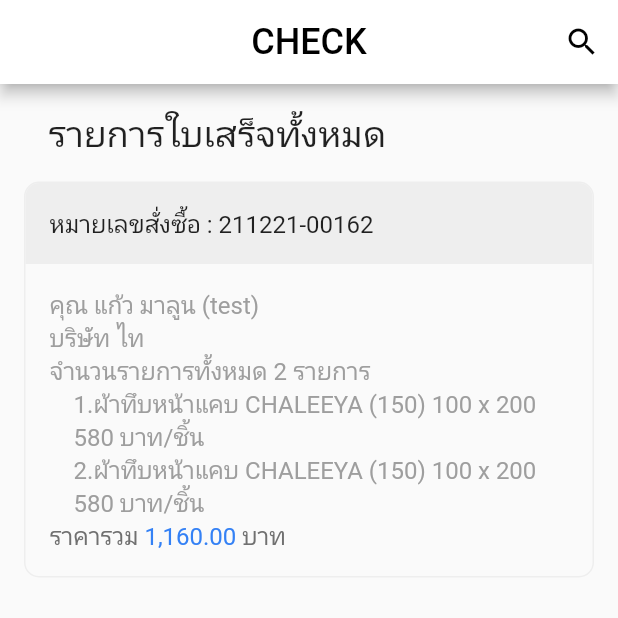
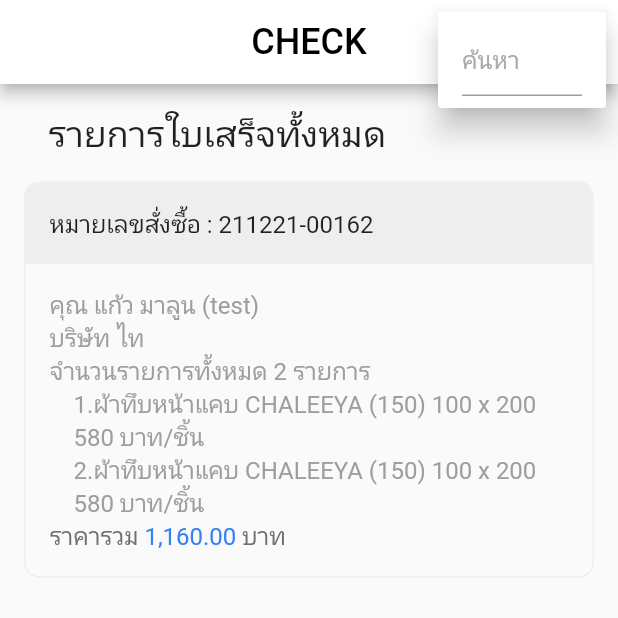
Before and after one commit to mix23456/Decorative, a Flutter app: the ReceiptScreen screen opened directly, after a tap on the "search" icon, on a phone screen of 412 x 824 dp, the top half of it. Run offline on Flutter 3.47's test engine with Material 2 defaults, Android fonts, the phone set to English and light mode, and no system bars; our stand-ins replace carousel_slider, dotted_border, expansion_tile_card, geolocator, google_fonts, google_maps_flutter and 1 more; missing offline and left inert: syncfusion_flutter_core; network calls fail; Roboto replaces fonts that are missing (Kanit); project files that could hold a hidden picture were left out.

Commit message:
popup textfeild

```diff
--- a/lib/screen/page/receipt_screen.dart
+++ b/lib/screen/page/receipt_screen.dart
@@ -2,6 +2,7 @@ import 'package:flutter/material.dart';
 import 'package:google_fonts/google_fonts.dart';
 import 'package:project_curtain/detail_receip.dart';
 import 'package:project_curtain/details_product.dart';
+import 'package:project_curtain/screen/constants/constants.dart';
 
 class ReceiptScreen extends StatefulWidget {
   const ReceiptScreen({Key? key}) : super(key: key);
@@ -22,11 +23,23 @@ class _ReceiptScreenState extends State<ReceiptScreen> {
           style: GoogleFonts.kanit(color: Colors.black, fontSize: 24),
         ),
         actions: [
-          IconButton(
-            onPressed: () {},
-            icon: const Icon(Icons.search),
-            color: Colors.black,
-          )
+          PopupMenuButton(
+            icon: const Icon(
+              Icons.search,
+              color: colorBlack,
+            ),
+            itemBuilder: (context) {
+              return [
+                PopupMenuItem<int>(
+                  child: TextField(
+                    decoration: InputDecoration(
+                        hintText: 'ค้นหา',
+                        hintStyle: GoogleFonts.kanit(color: colortext2)),
+                  ),
+                ),
+              ];
+            },
+          ),
         ],
       ),
       body: Container(
```
Also changed, not shown: lib/screen/page/order_screen.dart (+13 -3 lines), lib/screen/page/product_screen.dart (+16 -4 lines), lib/screen/page/setting_screen.dart (+21 -44 lines).
